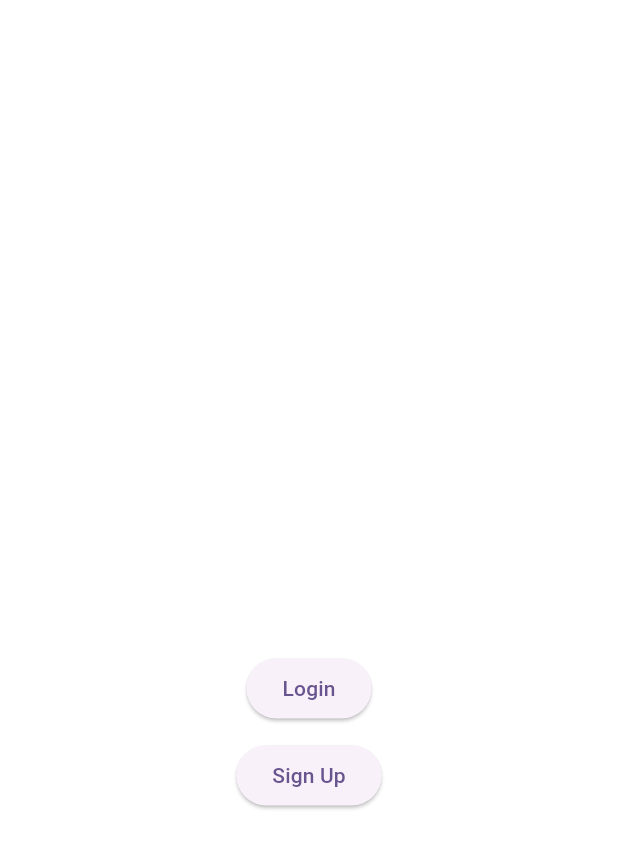
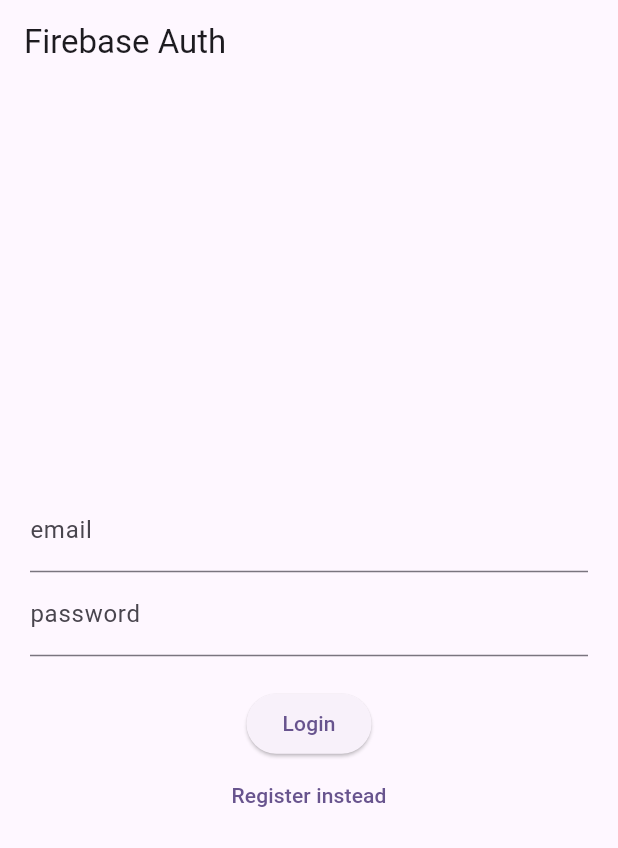
Before and after one commit to giuseppeb-816/check_it, a Flutter app: the screen it shows after launch, on a phone screen of 412 x 824 dp. Shown: the top 848 px of the screen. Run offline on Flutter 3.47's test engine with Material 2 defaults, Android fonts, the phone set to English and light mode, and no system bars; our stand-ins replace firebase_auth, firebase_core; accounts and stored records are empty.

Commit message:
Added authentication with Firebase

```diff
--- /dev/null
+++ b/lib/auth.dart
@@ -0,0 +1,33 @@
+import 'package:firebase_auth/firebase_auth.dart';
+
+class Auth {
+  final FirebaseAuth _firebaseAuth = FirebaseAuth.instance;
+
+  User? get currentUser => _firebaseAuth.currentUser;
+
+  Stream<User?> get authStateChanges => _firebaseAuth.authStateChanges();
+
+  Future<void> signInWithEmailAndPassword({
+    required String email,
+    required String password,
+  }) async {
+    await _firebaseAuth.signInWithEmailAndPassword(
+      email: email,
+      password: password,
+    );
+  }
+
+  Future<void> createUserWithEmailAndPassword({
+    required String email,
+    required String password,
+  }) async {
+    await _firebaseAuth.createUserWithEmailAndPassword(
+      email: email,
+      password: password,
+    );
+  }
+
+  Future<void> signOut() async {
+    await _firebaseAuth.signOut();
+  }
+}
--- /dev/null
+++ b/lib/pages/login_register_page.dart
@@ -0,0 +1,108 @@
+import 'package:flutter/material.dart';
+import 'package:firebase_auth/firebase_auth.dart';
+import '../auth.dart';
+
+class LoginPage extends StatefulWidget {
+  const LoginPage({Key? key}) : super(key: key);
+
+  @override
+  State<LoginPage> createState() => _LoginPageState();
+}
+
+class _LoginPageState extends State<LoginPage> {
+  String? errorMessage = '';
+  bool isLogin = true;
+
+  final TextEditingController _controllerEmail = TextEditingController();
+  final TextEditingController _controllerPassword = TextEditingController();
+
+  Future<void> signInWithEmailAndPassword() async {
+    try {
+      await Auth().signInWithEmailAndPassword(
+        email: _controllerEmail.text,
+        password: _controllerPassword.text,
+      );
+    } on FirebaseAuthException catch (e) {
+      setState(() {
+        errorMessage = e.message;
+      });
+    }
+  }
+
+  Future<void> createUserWithEmailAndPassword() async {
+    try {
+      await Auth().createUserWithEmailAndPassword(
+        email: _controllerEmail.text,
+        password: _controllerPassword.text,
+      );
+    } on FirebaseAuthException catch (e) {
+      setState(() {
+        errorMessage = e.message;
+      });
+    }
+  }
+
+  Widget _title() {
+    return const Text('Firebase Auth');
+  }
+
+  Widget _entryField(
+      String title,
+      TextEditingController controller,
+      ) {
+    return TextField(
+      controller: controller,
+      decoration: InputDecoration(
+        labelText: title,
+      ),
+    );
+  }
+
+  Widget _errorMessage() {
+    return Text(errorMessage == '' ? '' : 'Humm ? $errorMessage');
+  }
+
+  Widget _submitButton() {
+    return ElevatedButton(
+      onPressed:
+      isLogin ? signInWithEmailAndPassword : createUserWithEmailAndPassword,
+      child: Text(isLogin ? 'Login' : 'Register'),
+    );
+  }
+
+  Widget _loginOrRegisterButton() {
+    return TextButton(
+      onPressed: () {
+        setState(() {
+          isLogin = !isLogin;
+        });
+      },
+      child: Text(isLogin ? 'Register instead' : 'Login instead'),
+    );
+  }
+
+  @override
+  Widget build(BuildContext context) {
+    return Scaffold(
+      appBar: AppBar(
+        title: _title(),
+      ),
+      body: Container(
+        height: double.infinity,
+        width: double.infinity,
+        padding: const EdgeInsets.all(20),
+        child: Column(
+          crossAxisAlignment: CrossAxisAlignment.center,
+          mainAxisAlignment: MainAxisAlignment.center,
+          children: <Widget>[
+            _entryField('email', _controllerEmail),
+            _entryField('password', _controllerPassword),
+            _errorMessage(),
+            _submitButton(),
+            _loginOrRegisterButton(),
+          ],
+        ),
+      ),
+    );
+  }
+}
--- /dev/null
+++ b/lib/widget_tree.dart
@@ -0,0 +1,27 @@
+import 'package:check_it/auth.dart';
+import 'package:check_it/pages/home_page.dart';
+import 'package:check_it/pages/login_register_page.dart';
+import 'package:flutter/material.dart';
+
+class WidgetTree extends StatefulWidget {
+  const WidgetTree({Key? key}) : super(key: key);
+
+  @override
+  State<WidgetTree> createState() => _WidgetTreeState();
+}
+
+class _WidgetTreeState extends State<WidgetTree> {
+  @override
+  Widget build(BuildContext context) {
+    return StreamBuilder(
+      stream: Auth().authStateChanges,
+      builder: (context, snapshot) {
+        if (snapshot.hasData) {
+          return HomePage();
+        } else {
+          return const LoginPage();
+        }
+      },
+    );
+  }
+}
```
Also changed, not shown: lib/main.dart (+6 -96 lines), lib/pages/home_page.dart (added, +50 -0 lines).
